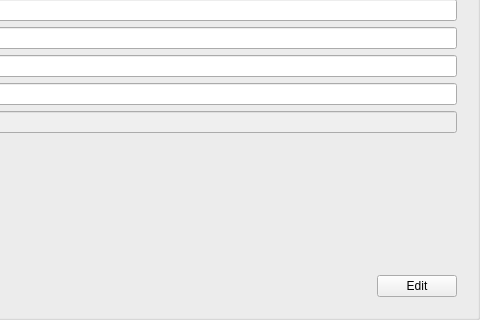
Qt form src/libs/widgets/src/views/manufacturerinputarea.ui (jmuelbert/jmbde-QT) before a commit; both pictures show x 250 to 730 and y 280 to 600 of the 730 by 600 pixel window.
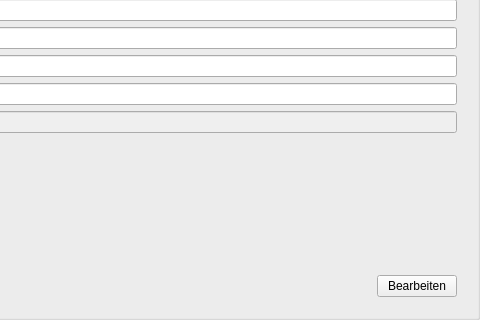
The same form after that commit.

What changed in the file:
```diff
--- a/src/libs/widgets/src/views/manufacturerinputarea.ui
+++ b/src/libs/widgets/src/views/manufacturerinputarea.ui
@@ -276,7 +276,7 @@
         <item>
          <widget class="QPushButton" name="editFinishPushButton">
           <property name="text">
-           <string>Edit</string>
+           <string>Bearbeiten</string>
           </property>
          </widget>
         </item>
```
Left out of the diff: 8 changed lines with no effect on the pictures.
